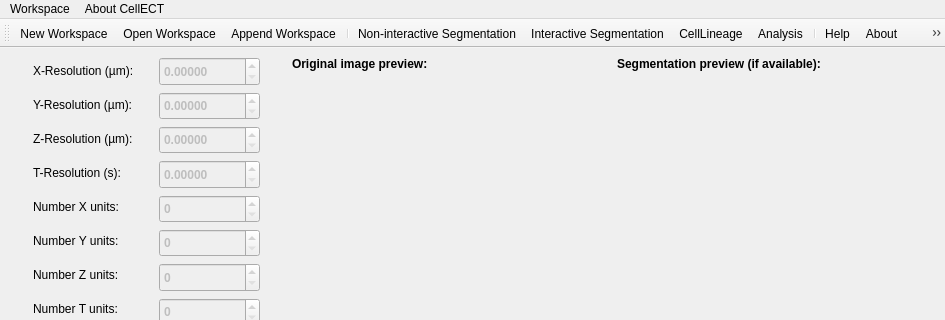
Old version of the form CellECT/gui/layout.ui in the repository ddiana/CellECT; both pictures show x 0 to 945 and y 0 to 320 of the 945 by 659 pixel window.
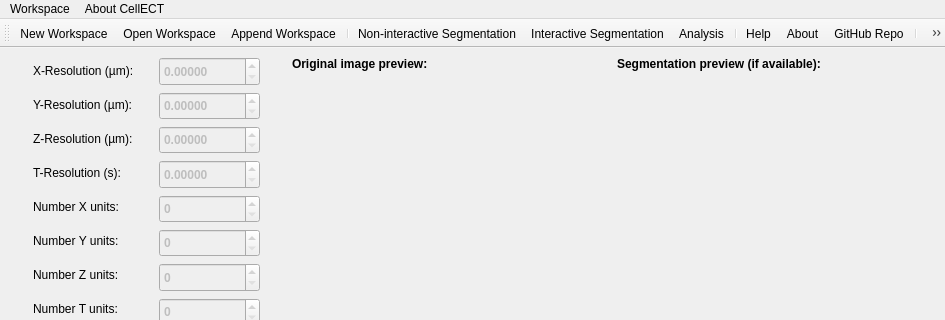
New version of the form. Icons and pictures are not drawn.

```diff
--- a/CellECT/gui/layout.ui
+++ b/CellECT/gui/layout.ui
@@ -1026,7 +1026,6 @@
    <addaction name="separator"/>
    <addaction name="actionPreliminary_Segmentation"/>
    <addaction name="actionRun_Segmentation_Tool"/>
-   <addaction name="actionRun_Tracking_Tool"/>
    <addaction name="actionAnalysis_2"/>
    <addaction name="separator"/>
    <addaction name="actionHelp"/>
@@ -1110,15 +1109,6 @@
     <string>Interactive Segmentation</string>
    </property>
   </action>
-  <action name="actionRun_Tracking_Tool">
-   <property name="icon">
-    <iconset resource="app_icons.qrc">
-     <normaloff>:/icons/track_tool.png</normaloff>:/icons/track_tool.png</iconset>
-   </property>
-   <property name="text">
-    <string>CellLineage</string>
-   </property>
-  </action>
   <action name="actionPreliminary_Segmentation">
    <property name="icon">
     <iconset resource="app_icons.qrc">
```
Left out of the diff: 1 changed line with no effect on the pictures.
